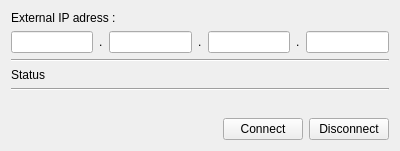
The window that AirCoolControll/AirCoolControll/ExternalConnectionWindow.ui (ComEngineering/AirCoolControl_Desktop) describes before a commit, drawn with Qt 5.
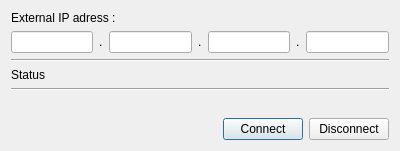
The same window after the commit. Icons and pictures are not drawn. Custom widgets are drawn as their Qt base class.

Patch:
```diff
--- a/AirCoolControll/AirCoolControll/ExternalConnectionWindow.ui
+++ b/AirCoolControll/AirCoolControll/ExternalConnectionWindow.ui
@@ -1,7 +1,7 @@
 <?xml version="1.0" encoding="UTF-8"?>
 <ui version="4.0">
  <class>ExternalConnectionWindow</class>
- <widget class="QWidget" name="ExternalConnectionWindow">
+ <widget class="QDialog" name="ExternalConnectionWindow">
   <property name="geometry">
    <rect>
     <x>0</x>
```
Left out of the diff: 8 changed lines with no effect on the pictures.
